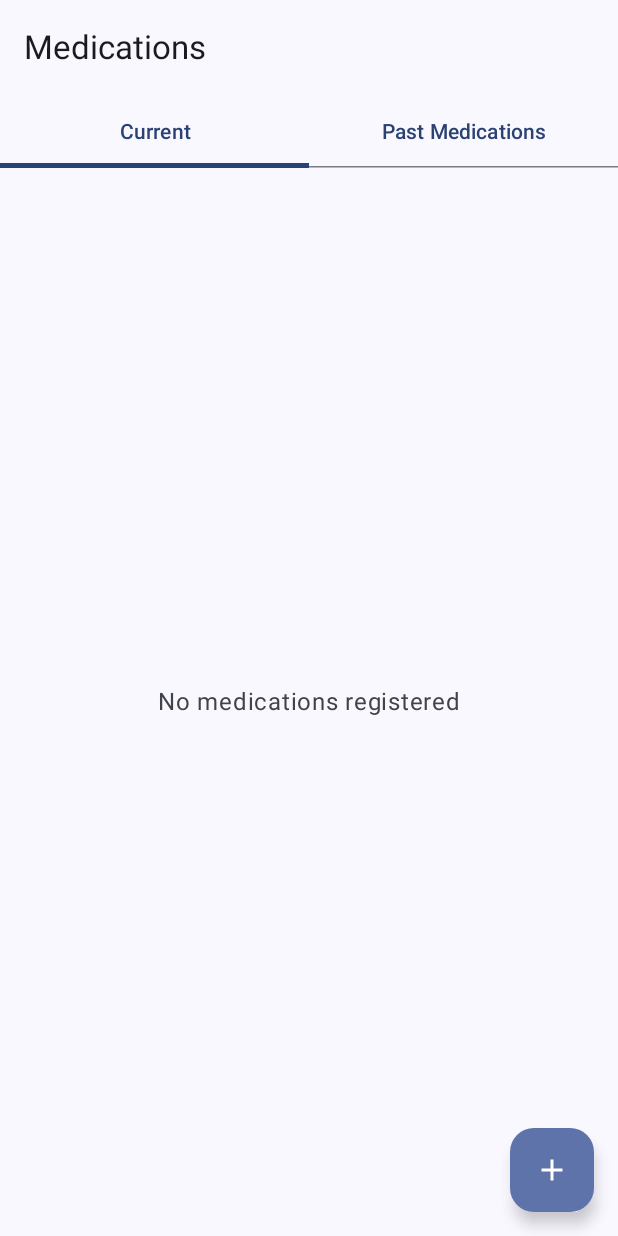
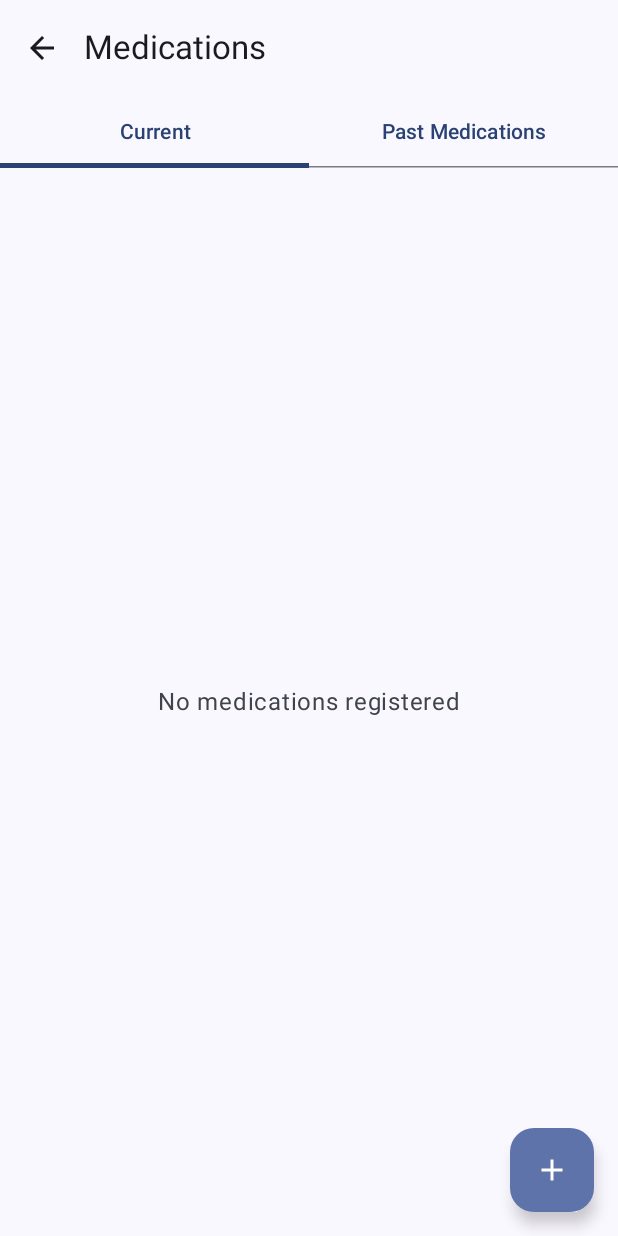
Before and after one commit to shugo/medicine_shield, an Android app built with Jetpack Compose: the MedicationListScreen screen opened through its navigation route, on a phone screen of 412 x 824 dp. Run offline under Robolectric (Android 15) with nearby library versions, the phone set to English and light mode, and no system bars; our stand-ins replace Room's generated code.

Commit message:
Add a back button to MedicationListScreen
A user in the closed test found it confusing that he could only return to the Daily Medication Screen using gesture navigation.

```diff
--- a/app/src/main/java/net/shugo/medicineshield/MainActivity.kt
+++ b/app/src/main/java/net/shugo/medicineshield/MainActivity.kt
@@ -198,6 +198,9 @@ fun MedicineShieldApp(repository: MedicationRepository) {
             )
             MedicationListScreen(
                 viewModel = viewModel,
+                onNavigateBack = {
+                    navController.popBackStack()
+                },
                 onAddMedication = {
                     navController.navigate("add_medication")
                 },
--- a/app/src/main/java/net/shugo/medicineshield/ui/screen/MedicationListScreen.kt
+++ b/app/src/main/java/net/shugo/medicineshield/ui/screen/MedicationListScreen.kt
@@ -7,6 +7,7 @@ import androidx.compose.foundation.lazy.LazyColumn
 import androidx.compose.foundation.lazy.items
 import androidx.compose.material.icons.Icons
 import androidx.compose.material.icons.filled.Add
+import androidx.compose.material.icons.filled.ArrowBack
 import androidx.compose.material.icons.filled.Delete
 import androidx.compose.material.icons.filled.Edit
 import androidx.compose.material3.*
@@ -26,6 +27,7 @@ import java.util.*
 @Composable
 fun MedicationListScreen(
     viewModel: MedicationListViewModel,
+    onNavigateBack: () -> Unit,
     onAddMedication: () -> Unit,
     onEditMedication: (Long) -> Unit
 ) {
@@ -37,7 +39,15 @@ fun MedicationListScreen(
     Scaffold(
         topBar = {
             TopAppBar(
-                title = { Text(stringResource(R.string.medication_list_title)) }
+                title = { Text(stringResource(R.string.medication_list_title)) },
+                navigationIcon = {
+                    IconButton(onClick = onNavigateBack) {
+                        Icon(
+                            imageVector = Icons.Default.ArrowBack,
+                            contentDescription = stringResource(R.string.back)
+                        )
+                    }
+                }
             )
         },
         floatingActionButton = {
```
